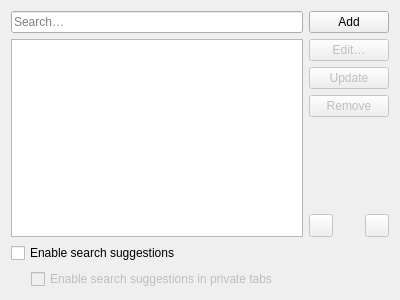
OtterBrowser/otter-browser, file src/ui/preferences/PreferencesSearchPageWidget.ui: the form before one commit.
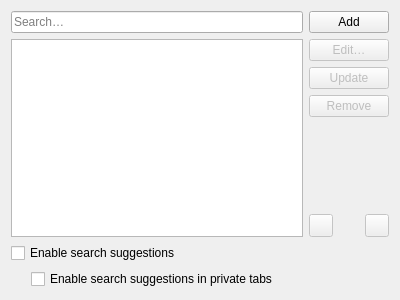
The form after the commit. Custom widgets are drawn as their Qt base class.

Commit message: Adjust interface to allow to toggle availability of search suggestions in private tabs

Patch:
```diff
--- a/src/ui/preferences/PreferencesSearchPageWidget.ui
+++ b/src/ui/preferences/PreferencesSearchPageWidget.ui
@@ -166,9 +166,6 @@
      </item>
      <item>
       <widget class="QCheckBox" name="enableSearchSuggestionsInPrivateTabsCheckBox">
-       <property name="enabled">
-        <bool>false</bool>
-       </property>
        <property name="text">
         <string>Enable search suggestions in private tabs</string>
        </property>
```
The commit also changes 1 other file.
